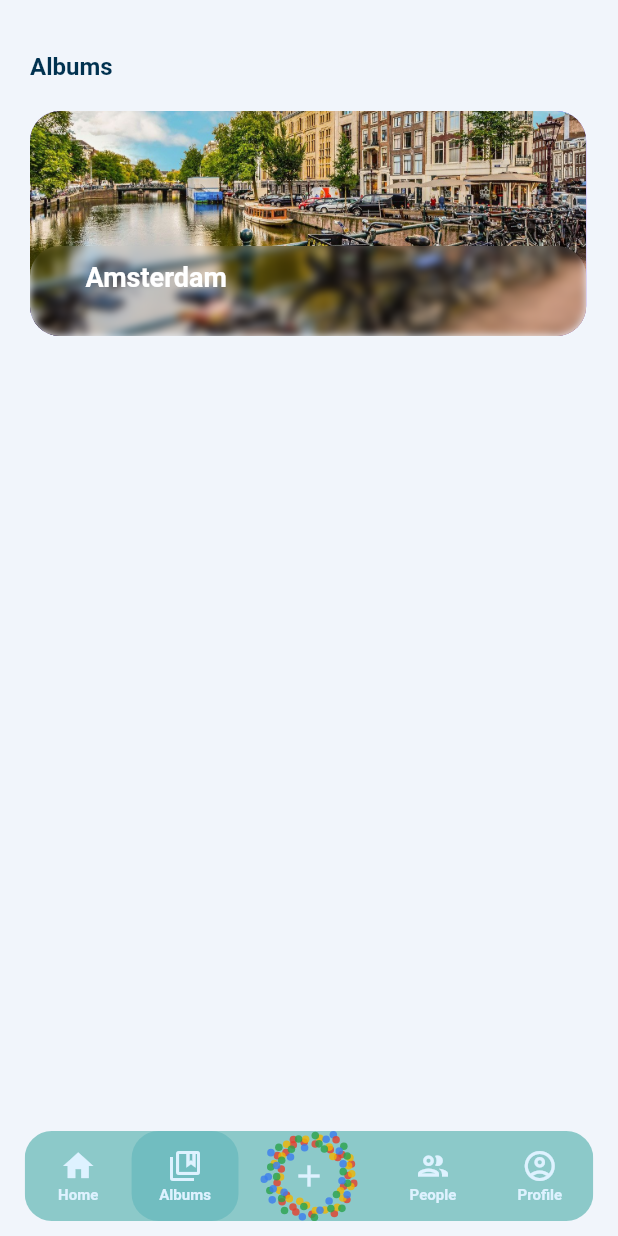
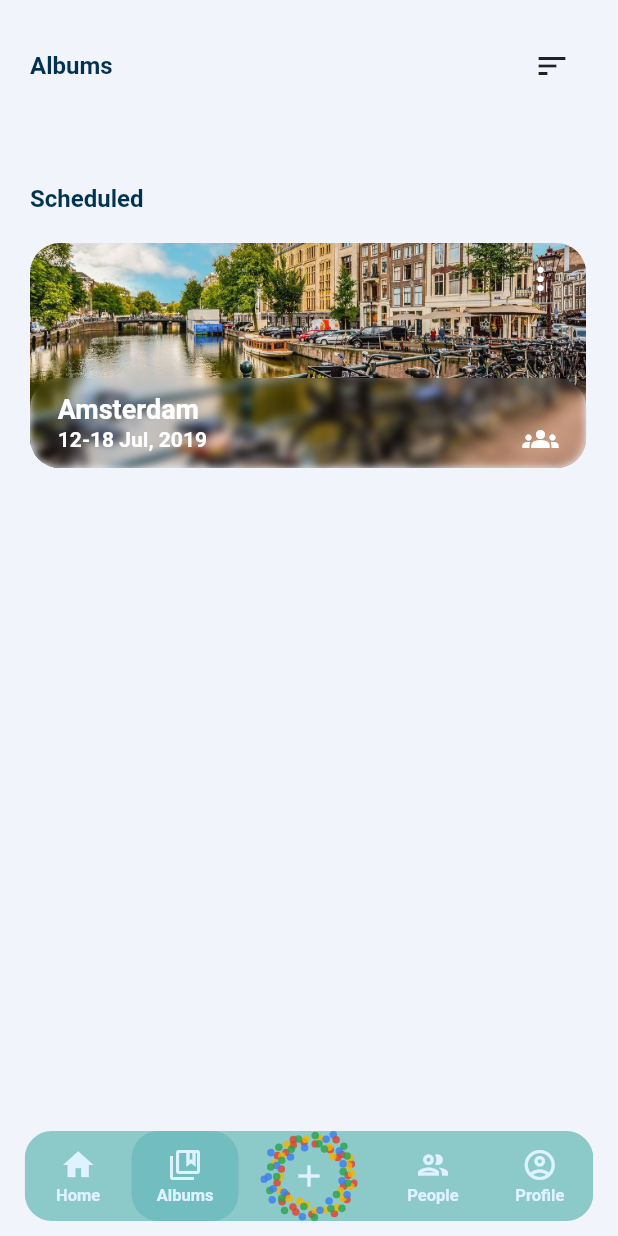
Before and after one commit to Roky360/fotogo-frontend, a Flutter app: the AppNavigator screen opened by its route, on a phone screen of 412 x 824 dp. Run offline on Flutter 3.47's test engine with Material 2 defaults, Android fonts, the phone set to English and light mode, and no system bars; drawn by our look-alikes of sliding_up_panel; our stand-ins replace flutter_hooks, flutter_svg, google_fonts, image_picker, introduction_screen, lottie and 2 more; Roboto replaces fonts that are missing (Montserrat Alternates); project files that could hold a hidden picture were left out.

Commit message:
started on boarding screen

```diff
--- a/lib/config/constants/theme_constants.dart
+++ b/lib/config/constants/theme_constants.dart
@@ -2,3 +2,5 @@ import 'package:google_fonts/google_fonts.dart';
 
 final fontFamily =
     GoogleFonts.getFont('Montserrat Alternates').fontFamily;
+
+const double pageMargin = 20;
--- a/lib/config/themes/light_theme.dart
+++ b/lib/config/themes/light_theme.dart
@@ -77,7 +77,7 @@ final ThemeData lightTheme = ThemeData.light().copyWith(
 
     caption: TextStyle(
       fontFamily: fontFamily,
-      fontSize: 10,
+      fontSize: 11,
       fontWeight: FontWeight.bold,
       color: const Color(0xffdef2ff),
       // color: const Color(0xFF013250),
--- a/lib/config/themes/style.dart
+++ b/lib/config/themes/style.dart
@@ -1,5 +1,4 @@
 import 'package:flutter/material.dart';
-import 'package:flutter/services.dart';
 import 'package:google_fonts/google_fonts.dart';
 
 ThemeData themeData = ThemeData(
--- a/lib/main.dart
+++ b/lib/main.dart
@@ -2,7 +2,7 @@ import 'package:flutter/material.dart';
 
 import 'package:fotogo/config/themes/light_theme.dart';
 import 'package:fotogo/pages/app_navigator/app_navigator.dart';
-import 'package:fotogo/pages/login_and_setup/setup.dart';
+import 'package:fotogo/pages/on_boarding_setup/on_boarding_page.dart';
 import 'package:sizer/sizer.dart';
 
 void main() {
--- a/lib/pages/albums/albums.dart
+++ b/lib/pages/albums/albums.dart
@@ -1,5 +1,7 @@
 import 'package:flutter/material.dart';
+import 'package:fotogo/config/constants/theme_constants.dart';
 import 'package:fotogo/pages/albums/widgets/album_cover.dart';
+import 'package:sizer/sizer.dart';
 
 import '../../widgets/section.dart';
 
@@ -19,9 +21,24 @@ class _AlbumsPageState extends State<AlbumsPage> {
         backgroundColor: Theme.of(context).colorScheme.background,
         body: ListView(
           children: [
-            section(
-              context,
-              title: 'Albums',
+            Padding(
+              padding: const EdgeInsets.all(pageMargin),
+              child: Row(
+                children: [
+                  Text(
+                    'Albums',
+                    style: Theme.of(context).textTheme.subtitle1,
+                  ),
+                  const Spacer(),
+                  IconButton(
+                    onPressed: () {},
+                    icon: const Icon(Icons.sort),
+                  )
+                ],
+              ),
+            ),
+            FotogoSection(
+              title: 'Scheduled',
               body: AlbumCover(),
             ),
           ],
--- a/lib/pages/albums/widgets/album_cover.dart
+++ b/lib/pages/albums/widgets/album_cover.dart
@@ -4,24 +4,31 @@ import 'package:flutter/material.dart';
 import 'package:sizer/sizer.dart';
 
 class AlbumCover extends StatelessWidget {
+  // TODO: move these to AlbumData class
   final String title;
+  final String dates;
 
   AlbumCover({
     Key? key,
     this.title = 'Amsterdam',
+    this.dates =
+        '12-18 Jul, 2019', // TODO: figure dates format (what is the variable type..) AND make function to map this data type to string in various formats
   }) : super(key: key);
 
   final Size _size = Size(90.w, 150);
+  late final double margin = _size.width * .05;
   final double _borderRadius = 20;
   final double blurAmount = 3;
+
+  final Color textFGColor = Colors.white;
 
   @override
   Widget build(BuildContext context) {
     return Container(
-      width: 90.w,
-      height: 150,
+      width: _size.width,
+      height: _size.height,
       decoration: BoxDecoration(
-        color: Colors.deepPurpleAccent,
+        // color: Colors.deepPurpleAccent,
         borderRadius: BorderRadius.circular(_borderRadius),
       ),
       child: Stack(
@@ -40,25 +47,86 @@ class AlbumCover extends StatelessWidget {
             child: ClipRRect(
               borderRadius: BorderRadius.circular(_borderRadius),
               child: BackdropFilter(
-                filter:
-                    ImageFilter.blur(sigmaX: blurAmount, sigmaY: blurAmount),
-                child: Container(
+                filter: ImageFilter.blur(
+                  sigmaX: blurAmount,
+                  sigmaY: blurAmount,
+                ),
+                child: SizedBox(
                   width: _size.width,
                   height: _size.height * .4,
                   child: Padding(
-                    padding: EdgeInsets.symmetric(
-                      horizontal: _size.width * .1,
-                      vertical: 10
+                    padding: EdgeInsets.only(
+                      top: 10,
+                      left: margin,
                     ),
-                    child: Text(
-                      title,
-                      style: Theme.of(context).textTheme.headline4/*.copyWith()*/,
+                    child: Row(
+                      children: [
+                        // Details
+                        Column(
+                          crossAxisAlignment: CrossAxisAlignment.start,
+                          children: [
+                            // Title
+                            Text(
+                              title,
+                              style: Theme.of(context)
+                                  .textTheme
+                                  .headline4 /*.copyWith()*/,
+                            ),
+                            const SizedBox(height: 2),
+                            // Dates
+                            Text(
+                              dates,
+                              style: Theme.of(context)
+                                  .textTheme
+                                  .subtitle1
+                                  ?.copyWith(color: textFGColor, fontSize: 14),
+                            ),
+                          ],
+                        ),
+                        const Spacer(),
+                        // Collaboration icon
+                        Padding(
+                          padding: EdgeInsets.all(margin),
+                          child: Icon(
+                            Icons.groups,
+                            color: textFGColor,
+                          ),
+                        ),
+                      ],
                     ),
                   ),
                 ),
               ),
             ),
           ),
+          // options (dropdown menu)
+          // TODO: make this more visible
+          Padding(
+            padding: EdgeInsets.only(right: margin),
+            child: Align(
+              alignment: Alignment.topRight,
+              child: DropdownButton<String>(
+                items: <String>[
+                  'Share',
+                  'Delete',
+                  'C',
+                  'D',
+                ].map((String value) {
+                  return DropdownMenuItem<String>(
+                    value: value,
+                    child: Text(value),
+                  );
+                }).toList(),
+                onChanged: (_) {},
+                icon: Icon(
+                  Icons.more_vert,
+                  color: textFGColor,
+                ),
+                elevation: 8,
+                // menuMaxHeight: _size.height,
+              ),
+            ),
+          )
         ],
       ),
     );
--- a/lib/pages/app_navigator/app_navigator.dart
+++ b/lib/pages/app_navigator/app_navigator.dart
@@ -32,7 +32,8 @@ class _AppNavigatorState extends State<AppNavigator>
 
     data.navigationBarController = AnimationController(
       vsync: this,
-      duration: const Duration(milliseconds: 400),
+      duration: const Duration(milliseconds: 300),
+      reverseDuration: const Duration(milliseconds: 400),
       value: 1,
     );
 
@@ -63,10 +64,23 @@ class _AppNavigatorState extends State<AppNavigator>
     }
   }
 
+  void onPanelClose() {
+    double pos = .03;
+
+    if (data.createAlbumPanelController.isPanelShown &&
+        data.createAlbumPanelController.panelPosition <= pos) {
+      data.navigationBarController.forward();
+    } else if (data.createAlbumPanelController.isPanelShown &&
+        data.createAlbumPanelController.panelPosition > pos) {
+      data.navigationBarController.reverse();
+    }
+  }
+
   Widget _getBody() {
     return FotogoSlidingUpPanel(
       panelController: data.createAlbumPanelController,
       panelWidget: CreateAlbumPage(),
+      onPanelSlideCallback: onPanelClose,
       bodyWidget: PageTransitionSwitcher(
         duration: const Duration(milliseconds: 500),
         transitionBuilder: (Widget child, Animation<double> primaryAnimation,
--- a/lib/pages/create_album/create_album_view.dart
+++ b/lib/pages/create_album/create_album_view.dart
@@ -47,7 +47,7 @@ class CreateAlbumPage extends StatelessWidget {
             height: 35,
           ),
           // Dates
-          section(context,
+          FotogoSection(
               title: 'Dates',
               body: Row(
                 children: [
@@ -92,8 +92,7 @@ class CreateAlbumPage extends StatelessWidget {
             height: 50,
           ),
           // People
-          section(
-            context,
+          FotogoSection(
             title: 'People',
             body: TextButton(
                 onPressed: () {},
--- a/lib/pages/login_and_setup/login.dart
+++ b/lib/pages/on_boarding_setup/login.dart
@@ -1,4 +1,5 @@
 import 'package:flutter/material.dart';
+import 'package:flutter_svg/flutter_svg.dart';
 import 'package:sizer/sizer.dart';
 
 class Login extends StatelessWidget {
@@ -20,10 +21,11 @@ class Login extends StatelessWidget {
             child: Row(
               mainAxisAlignment: MainAxisAlignment.center,
               children: [
-                Image.network(
-                    'https://upload.wikimedia.org/wikipedia/commons/thumb/5/53/Google_%22G%22_Logo.svg/2048px-Google_%22G%22_Logo.svg.png',
-                  width: 20,
-                ),
+                SvgPicture.asset('assets/logos/google-g-logo.svg', height: 20,),
+                // Image.network(
+                //     'https://upload.wikimedia.org/wikipedia/commons/thumb/5/53/Google_%22G%22_Logo.svg/2048px-Google_%22G%22_Logo.svg.png',
+                //   width: 20,
+                // ),
                 const SizedBox(width: 10,),
                 const Text('Sign in with Google'),
               ],
--- a/lib/pages/login_and_setup/setup.dart
+++ b/lib/pages/on_boarding_setup/on_boarding_page.dart
@@ -1,6 +1,6 @@
 import 'package:flutter/material.dart';
-import 'package:fotogo/pages/login_and_setup/login.dart';
 import 'package:introduction_screen/introduction_screen.dart';
+import 'login.dart';
 
 class LoginAndSetup extends StatelessWidget {
   const LoginAndSetup({Key? key}) : super(key: key);
@@ -41,6 +41,7 @@ class LoginAndSetup extends StatelessWidget {
   Widget build(BuildContext context) {
     return IntroductionScreen(
       pages: getPages(context),
+      // rawPages: [],
       showNextButton: true,
       next: Text(
         'Next',
@@ -51,6 +52,8 @@ class LoginAndSetup extends StatelessWidget {
         style: Theme.of(context).textTheme.subtitle1,
       ),
       onDone: () {},
+      curve: Curves.easeInOutCirc,
+      // animationDuration: 500,
     );
   }
 }
--- a/lib/pages/pages.dart
+++ b/lib/pages/pages.dart
@@ -5,4 +5,4 @@ export 'profile.dart';
 
 export 'create_album/create_album_view.dart';
 
-export 'login_and_setup/setup.dart';
+export 'on_boarding_setup/on_boarding_page.dart';
--- a/lib/widgets/section.dart
+++ b/lib/widgets/section.dart
@@ -1,12 +1,24 @@
 import 'package:flutter/material.dart';
+import 'package:fotogo/config/constants/theme_constants.dart';
+import 'package:sizer/sizer.dart';
 
-Widget section(
-  context, {
-  required String title,
-  required Widget body,
-}) {
+class FotogoSection extends StatelessWidget {
+  final String title;
+  final Widget body;
+
+  const FotogoSection({
+    Key? key,
+    required this.title,
+    required this.body,
+  }) : super(key: key);
+
+  @override
+  Widget build(BuildContext context) {
     return Padding(
-    padding: const EdgeInsets.only(left: 20, top: 35,),
+      padding: const EdgeInsets.only(
+        left: pageMargin,
+        top: 35,
+      ),
       child: Align(
         alignment: Alignment.topLeft,
         child: Column(
@@ -25,3 +37,4 @@ Widget section(
       ),
     );
   }
+}
--- a/lib/widgets/sliding_up_panel.dart
+++ b/lib/widgets/sliding_up_panel.dart
@@ -10,12 +10,14 @@ class FotogoSlidingUpPanel extends StatelessWidget {
   final Widget panelWidget;
   final Widget? bodyWidget;
   final PanelController panelController;
+  final VoidCallback? onPanelSlideCallback;
 
   const FotogoSlidingUpPanel({
     Key? key,
     required this.panelWidget,
     this.bodyWidget,
     required this.panelController,
+    this.onPanelSlideCallback,
   }) : super(key: key);
 
   Widget buildSlidingPanel({
@@ -52,7 +54,7 @@ class FotogoSlidingUpPanel extends StatelessWidget {
     );
   }
 
-  void onPanelSlide(double position, BuildContext context) {
+  void onPanelSlide(double position, BuildContext context) async {
     // Close the keyboard if user closes the panel
     if (position > .6) {
       return;
@@ -63,12 +65,13 @@ class FotogoSlidingUpPanel extends StatelessWidget {
     if (position <= .0) {
       panelController.hide();
     }
+
+    if (onPanelSlideCallback != null) onPanelSlideCallback!();
   }
 
   @override
   Widget build(BuildContext context) {
     return SlidingUpPanel(
-      collapsed: TextButton(onPressed: () {}, child: Text('daisduikb'),),
       panelBuilder: (scrollController) => buildSlidingPanel(
         panelWidget: panelWidget,
         scrollController: scrollController,
@@ -86,66 +89,3 @@ class FotogoSlidingUpPanel extends StatelessWidget {
     );
   }
 }
-
-// Widget getFotogoSlidingUpPanel(
-//   BuildContext context, {
-//   required Widget panelWidget,
-//   required Widget bodyWidget,
-//   required PanelController panelController,
-// }) {
-//   return SlidingUpPanel(
-//     panelBuilder: (scrollController) => buildSlidingPanel(
-//       panelWidget: panelWidget,
-//       scrollController: scrollController,
-//     ),
-//     body: bodyWidget,
-//     controller: panelController,
-//     maxHeight: 95.5.h,
-//     color: Theme.of(context).colorScheme.background,
-//     borderRadius: const BorderRadius.only(
-//         topLeft: Radius.circular(18.0), topRight: Radius.circular(18.0)),
-//     // parallaxEnabled: true,
-//     minHeight: 150,
-//     onPanelSlide: (position) => onPanelSlide(position, context),
-//   );
-// }
-//
-// Widget buildSlidingPanel({
-//   required Widget panelWidget,
-//   required ScrollController scrollController,
-// }) {
-//   return Material(
-//     color: Colors.transparent,
-//     child: Column(
-//       children: [
-//         buildHandle(),
-//         const SizedBox(
-//           height: 10,
-//         ),
-//         panelWidget,
-//       ],
-//     ),
-//   );
-// }
-//
-// Widget buildHandle() {
-//   return Padding(
-//     padding: const EdgeInsets.all(10),
-//     child: Container(
-//       width: 60,
-//       height: 8,
-//       decoration: BoxDecoration(
-//         // color: Colors.purpleAccent,
-//         color: const Color(0xD2D2D2FF),
-//         borderRadius: BorderRadius.circular(20),
-//       ),
-//     ),
-//   );
-// }
-//
-// void onPanelSlide(double position, BuildContext context) {
-//   if (position > .6) {
-//     return;
-//   }
-//   SystemChannels.textInput.invokeMethod('TextInput.hide');
-// }
```
Also changed, not shown: assets/logos/google-g-logo.svg (added), lib/config/constants/constants.dart (deleted), lib/pages/on_boarding_setup/welcome.dart (renamed from lib/pages/login_and_setup/welcome.dart), pubspec.lock. Lines whose indentation alone changed are shown as unchanged.
